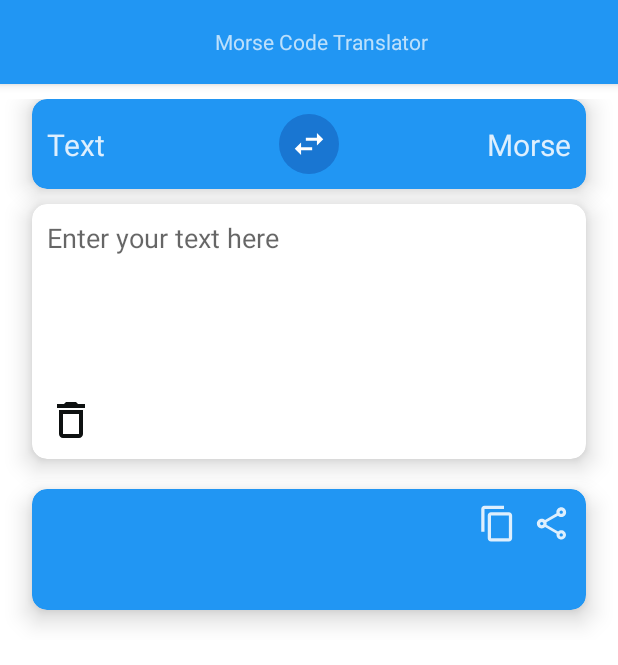
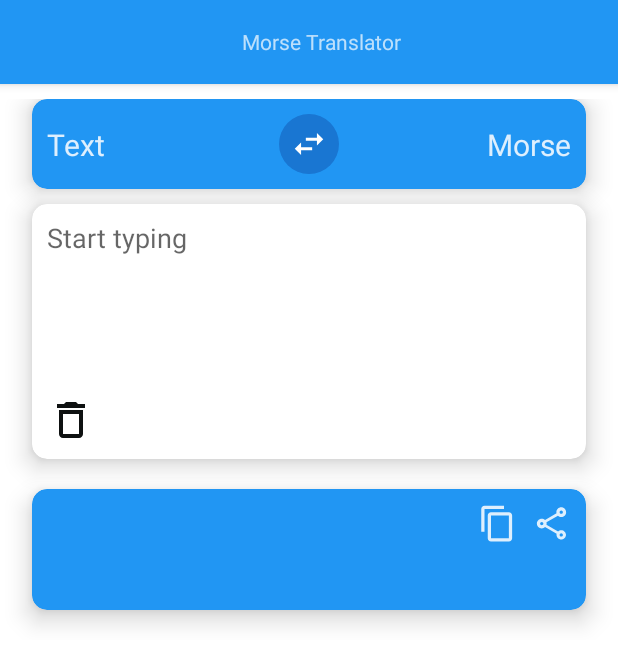
Before and after one commit to iAmMONK/MorseCoder, an Android app: the layout main.xml on its own in the app's theme, with its tools: preview values and no code run, on a phone screen of 412 x 824 dp. Shown: the top 665 px of the screen. Run offline under Robolectric (Android 15) with nearby library versions, the phone set to English and light mode, and no system bars.

Commit message:
Added german language suport and hidden some stuff

```diff
--- a/app/build.gradle.kts
+++ b/app/build.gradle.kts
@@ -24,6 +24,10 @@ android {
             isMinifyEnabled = true
             isShrinkResources = true
             proguardFiles(getDefaultProguardFile("proguard-android-optimize.txt"), "proguard-rules.pro")
+        }
+        forEach { build ->
+            build.resValue("string", "admob_app_id", project.property("AdMobAppId") as String)
+            build.resValue("string", "admob_ad_unit_id", project.property("AdMobAdUnitId") as String)
         }
     }
 
--- a/app/src/main/AndroidManifest.xml
+++ b/app/src/main/AndroidManifest.xml
@@ -25,7 +25,7 @@
         </activity>
         <meta-data
             android:name="com.google.android.gms.ads.APPLICATION_ID"
-            android:value="ca-app-pub-5728034123668865~5552430430"/>
+            android:value="@string/admob_app_id"/>
     </application>
 
 </manifest>
--- a/app/src/main/res/layout/main.xml
+++ b/app/src/main/res/layout/main.xml
@@ -13,7 +13,6 @@
         android:theme="@style/AppTheme.AppBarOverlay">
 
         <com.google.android.material.appbar.MaterialToolbar
-            android:id="@+id/toolbar"
             android:layout_width="match_parent"
             android:layout_height="wrap_content">
 
@@ -40,7 +39,6 @@
             android:orientation="vertical">
 
             <com.google.android.material.card.MaterialCardView
-                android:id="@+id/translation_card"
                 android:layout_width="match_parent"
                 android:layout_height="60dp"
                 android:layout_marginStart="21dp"
@@ -58,7 +56,6 @@
                     android:clipToPadding="false">
 
                     <com.google.android.material.textview.MaterialTextView
-                        android:id="@+id/input_label"
                         android:layout_width="wrap_content"
                         android:layout_height="wrap_content"
                         android:text="@string/text_label"
@@ -69,7 +66,6 @@
                         app:layout_constraintTop_toTopOf="parent" />
 
                     <androidx.appcompat.widget.AppCompatImageView
-                        android:id="@+id/translation_way_image"
                         android:layout_width="40dp"
                         android:layout_height="40dp"
                         android:background="@drawable/swap_background"
@@ -82,7 +78,6 @@
                         app:layout_constraintTop_toTopOf="parent" />
 
                     <com.google.android.material.textview.MaterialTextView
-                        android:id="@+id/output_label"
                         android:layout_width="wrap_content"
                         android:layout_height="wrap_content"
                         android:text="@string/morse_label"
@@ -95,7 +90,6 @@
             </com.google.android.material.card.MaterialCardView>
 
             <com.google.android.material.card.MaterialCardView
-                android:id="@+id/input_card"
                 android:layout_width="match_parent"
                 android:layout_height="wrap_content"
                 android:layout_marginStart="21dp"
@@ -111,11 +105,10 @@
                     android:minHeight="150dp">
 
                     <androidx.appcompat.widget.AppCompatEditText
-                        android:id="@+id/message_input"
                         android:layout_width="match_parent"
                         android:layout_height="0dp"
                         android:background="@android:color/transparent"
-                        android:hint="Enter your text here"
+                        android:hint="@string/input_hint"
                         android:textAlignment="gravity"
                         android:gravity="top"
                         android:inputType="textMultiLine"
@@ -137,17 +130,15 @@
             </com.google.android.material.card.MaterialCardView>
 
             <com.google.android.gms.ads.AdView
-                android:id="@+id/adView"
                 android:layout_width="match_parent"
                 android:layout_height="wrap_content"
                 android:layout_gravity="center_horizontal"
                 android:layout_marginTop="10dp"
                 android:layout_marginBottom="10dp"
                 app:adSize="BANNER"
-                app:adUnitId="ca-app-pub-5728034123668865/7029163632" />
+                app:adUnitId="@string/admob_ad_unit_id" />
 
             <com.google.android.material.card.MaterialCardView
-                android:id="@+id/output_card"
                 android:layout_width="match_parent"
                 android:layout_height="wrap_content"
                 android:layout_marginStart="21dp"
@@ -182,7 +173,6 @@
                         app:tint="@color/colorOnSurface" />
 
                     <com.google.android.material.textview.MaterialTextView
-                        android:id="@+id/message_output"
                         android:layout_width="match_parent"
                         android:layout_height="wrap_content"
                         android:layout_marginTop="10dp"
--- a/app/src/main/res/values/dimens.xml
+++ /dev/null
@@ -1,5 +0,0 @@
-<resources>
-    <!-- Default screen margins, per the Android Design guidelines. -->
-    <dimen name="activity_horizontal_margin">16dp</dimen>
-    <dimen name="activity_vertical_margin">16dp</dimen>
-</resources>
--- a/app/src/main/res/values/styles.xml
+++ b/app/src/main/res/values/styles.xml
@@ -10,6 +10,5 @@
         <item name="windowNoTitle">true</item>
     </style>
     <style name="AppTheme.AppBarOverlay" parent="ThemeOverlay.AppCompat.Dark.ActionBar" />
-    <style name="AppTheme.PopupOverlay" parent="ThemeOverlay.AppCompat.Light" />
 
 </resources>
```
Also changed, not shown: app/src/main/res/values/strings.xml (+3 -10 lines), gradle.properties (deleted, +0 -21 lines), 4 other files.
